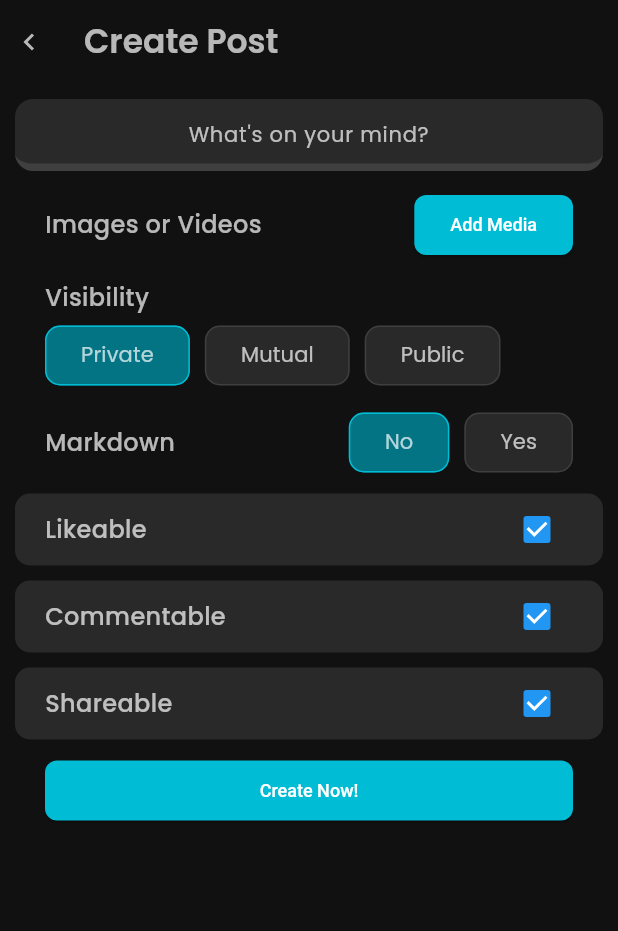
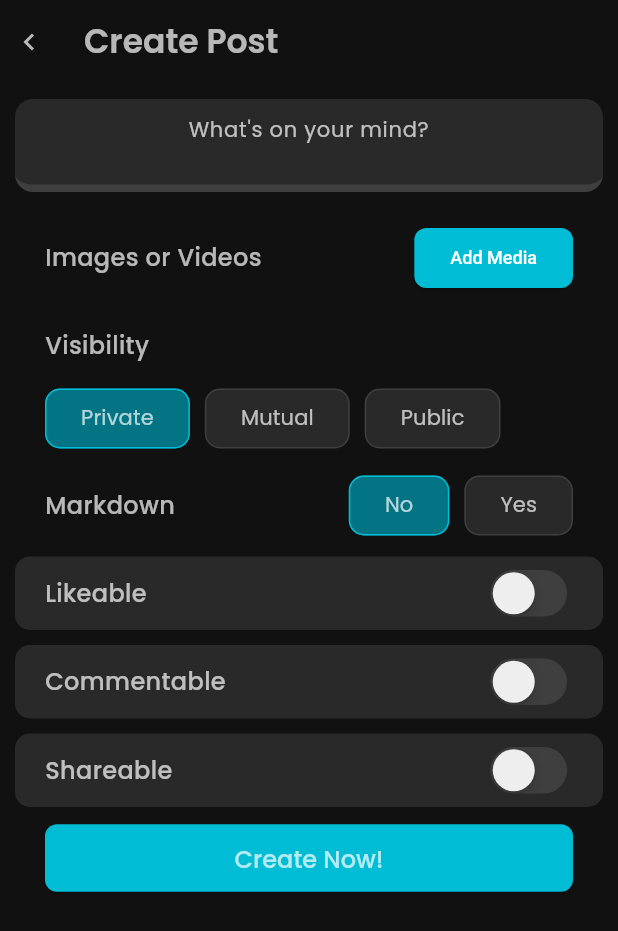
Before and after one commit to Anurag-Bharati/RootNodeApp, a Flutter app: the CreatePostScreen screen opened directly, on a phone screen of 412 x 824 dp. Shown: the top 931 px of the screen. Run offline on Flutter 3.47's test engine with Material 2 defaults, Android fonts, the phone set to English and light mode, and no system bars; our stand-ins replace boxicons, carousel_slider, connectivity_plus, dio, google_nav_bar, like_button and 3 more; missing offline and left inert: string_extensions; accounts and stored records are empty; generated files the repository leaves out were written again.

Commit message:
Created custom form widgets (radio,switch). Some changes in misc/create-post-screen

```diff
--- a/lib/screen/misc/create_post.dart
+++ b/lib/screen/misc/create_post.dart
@@ -2,6 +2,8 @@ import 'package:boxicons/boxicons.dart';
 import 'package:flutter/material.dart';
 import 'package:rootnode/app/constant/font.dart';
 import 'package:rootnode/model/user.dart';
+import 'package:rootnode/widgets/radio_button.dart';
+import 'package:rootnode/widgets/switch_button.dart';
 
 class CreatePostScreen extends StatefulWidget {
   const CreatePostScreen({super.key, this.user});
@@ -14,8 +16,7 @@ class CreatePostScreen extends StatefulWidget {
 class _CreatePostScreenState extends State<CreatePostScreen> {
   final _globalkey = GlobalKey<FormState>();
   final _captionFieldController = TextEditingController();
-  int maxLines = 1;
-  int selected = 0;
+  int maxLines = 2;
   List<String> visibility = ['Private', 'Mutual', 'Public'];
   @override
   Widget build(BuildContext context) {
@@ -53,7 +54,7 @@ class _CreatePostScreenState extends State<CreatePostScreen> {
                   }),
                   onEditingComplete: () => setState(() {
                     FocusScope.of(context).unfocus();
-                    maxLines = 1;
+                    maxLines = 2;
                   }),
                   controller: _captionFieldController,
                   maxLines: maxLines,
@@ -71,7 +72,7 @@ class _CreatePostScreenState extends State<CreatePostScreen> {
                         horizontal: 10, vertical: 10),
                   ),
                 ),
-                const SizedBox(height: 12),
+                const SizedBox(height: 20),
                 SizedBox(
                   width: double.infinity,
                   child: Padding(
@@ -88,49 +89,38 @@ class _CreatePostScreenState extends State<CreatePostScreen> {
                     ),
                   ),
                 ),
-                const SizedBox(height: 10),
+                const SizedBox(height: 20),
                 SizedBox(
                   width: double.infinity,
-                  child: Padding(
-                    padding: const EdgeInsets.symmetric(horizontal: 20),
-                    child: Wrap(
-                      alignment: WrapAlignment.spaceBetween,
-                      crossAxisAlignment: WrapCrossAlignment.center,
-                      spacing: 10,
-                      children: [
-                        Text("Visibility", style: RootNodeFontStyle.body),
-                        Wrap(
-                          spacing: 10,
-                          children: [
-                            RootNodeRadioButton("Private", 0),
-                            RootNodeRadioButton("Mutual", 1),
-                            RootNodeRadioButton("Public", 2),
-                          ],
-                        ),
-                      ],
-                    ),
+                  child: RootNodeRadioButton(
+                    name: "Visibility",
+                    options: const ["Private", "Mutual", "Public"],
+                    onChanged: (String value) {
+                      print(value);
+                    },
                   ),
                 ),
                 const SizedBox(height: 10),
                 SizedBox(
+                    width: double.infinity,
+                    child: RootNodeRadioButton(
+                      name: "Markdown",
+                      options: const ["No", "Yes"],
+                      onChanged: (String value) {
+                        print(value);
+                      },
+                    )),
+                const SizedBox(height: 10),
+                Container(
                   width: double.infinity,
-                  child: Padding(
-                    padding: const EdgeInsets.symmetric(horizontal: 20),
-                    child: Wrap(
-                      alignment: WrapAlignment.spaceBetween,
-                      crossAxisAlignment: WrapCrossAlignment.center,
-                      spacing: 10,
-                      children: [
-                        Text("Markdown", style: RootNodeFontStyle.body),
-                        Wrap(
-                          spacing: 10,
-                          children: [
-                            RootNodeRadioButton("No", 0),
-                            RootNodeRadioButton("Yes", 1),
-                          ],
-                        ),
-                      ],
-                    ),
+                  decoration: BoxDecoration(
+                    color: Colors.white10,
+                    borderRadius: BorderRadius.circular(10),
+                  ),
+                  child: RootNodeSwitchButton(
+                    isChecked: false,
+                    name: "Likeable",
+                    onChanged: (value) => print(value),
                   ),
                 ),
                 const SizedBox(height: 10),
@@ -140,16 +130,10 @@ class _CreatePostScreenState extends State<CreatePostScreen> {
                     color: Colors.white10,
                     borderRadius: BorderRadius.circular(10),
                   ),
-                  child: Padding(
-                    padding: const EdgeInsets.symmetric(horizontal: 20),
-                    child: Wrap(
-                      alignment: WrapAlignment.spaceBetween,
-                      crossAxisAlignment: WrapCrossAlignment.center,
-                      children: [
-                        Text("Likeable", style: RootNodeFontStyle.body),
-                        Checkbox(value: true, onChanged: (x) {})
-                      ],
-                    ),
+                  child: RootNodeSwitchButton(
+                    isChecked: false,
+                    name: "Commentable",
+                    onChanged: (value) => print(value),
                   ),
                 ),
                 const SizedBox(height: 10),
@@ -159,35 +143,10 @@ class _CreatePostScreenState extends State<CreatePostScreen> {
                     color: Colors.white10,
                     borderRadius: BorderRadius.circular(10),
                   ),
-                  child: Padding(
-                    padding: const EdgeInsets.symmetric(horizontal: 20),
-                    child: Wrap(
-                      alignment: WrapAlignment.spaceBetween,
-                      crossAxisAlignment: WrapCrossAlignment.center,
-                      children: [
-                        Text("Commentable", style: RootNodeFontStyle.body),
-                        Checkbox(value: true, onChanged: (x) {})
-                      ],
-                    ),
-                  ),
-                ),
-                const SizedBox(height: 10),
-                Container(
-                  width: double.infinity,
-                  decoration: BoxDecoration(
-                    color: Colors.white10,
-                    borderRadius: BorderRadius.circular(10),
-                  ),
-                  child: Padding(
-                    padding: const EdgeInsets.symmetric(horizontal: 20),
-                    child: Wrap(
-                      alignment: WrapAlignment.spaceBetween,
-                      crossAxisAlignment: WrapCrossAlignment.center,
-                      children: [
-                        Text("Shareable", style: RootNodeFontStyle.body),
-                        Checkbox(value: true, onChanged: (x) {})
-                      ],
-                    ),
+                  child: RootNodeSwitchButton(
+                    isChecked: false,
+                    name: "Shareable",
+                    onChanged: (value) => print(value),
                   ),
                 ),
                 const SizedBox(height: 10),
@@ -196,7 +155,14 @@ class _CreatePostScreenState extends State<CreatePostScreen> {
                   child: Padding(
                     padding: const EdgeInsets.symmetric(horizontal: 20),
                     child: ElevatedButton(
-                        onPressed: () {}, child: const Text("Create Now!")),
+                        onPressed: () {},
+                        child: Padding(
+                          padding: const EdgeInsets.all(8.0),
+                          child: Text(
+                            "Create Now!",
+                            style: RootNodeFontStyle.body,
+                          ),
+                        )),
                   ),
                 ),
               ],
@@ -206,58 +172,4 @@ class _CreatePostScreenState extends State<CreatePostScreen> {
       ),
     );
   }
-
-  Widget RootNodeRadioButton(String text, int index) {
-    return OutlinedButton(
-      onPressed: () => setState(() {
-        selected = index;
-      }),
-      style: ButtonStyle(
-        backgroundColor: MaterialStateColor.resolveWith((states) =>
-            selected == index
-                ? const Color.fromRGBO(2, 116, 132, 1)
-                : Colors.white10),
-        side: MaterialStateBorderSide.resolveWith((states) => BorderSide(
-            color: selected == index ? Colors.cyan : Colors.white10)),
-        shape: MaterialStateProperty.resolveWith(
-          (states) => RoundedRectangleBorder(
-            borderRadius: BorderRadius.circular(10.0),
-          ),
-        ),
-      ),
-      child: Text(
-        text,
-        style: RootNodeFontStyle.caption,
-      ),
-    );
-  }
 }
-
-// CustomRadioButton(
-//                   elevation: 0,
-//                   height: 48,
-//                   unSelectedColor: Colors.white10,
-//                   selectedBorderColor: Colors.transparent,
-//                   unSelectedBorderColor: Colors.transparent,
-//                   autoWidth: true,
-//                   buttonLables: const [
-//                     'Private',
-//                     'Mutual',
-//                     'Public',
-//                   ],
-//                   buttonValues: const [
-//                     "private",
-//                     "mutual",
-//                     "public",
-//                   ],
-//                   buttonTextStyle: ButtonTextStyle(
-//                     selectedColor: Colors.white,
-//                     unSelectedColor: Colors.white30,
-//                     textStyle: RootNodeFontStyle.caption,
-//                   ),
-//                   defaultSelected: "public",
-//                   radioButtonValue: (value) {
-//                     print(value);
-//                   },
-//                   selectedColor: Colors.cyan,
-//                 ),
--- /dev/null
+++ b/lib/widgets/radio_button.dart
@@ -0,0 +1,75 @@
+import 'package:flutter/material.dart';
+import 'package:rootnode/app/constant/font.dart';
+
+class RootNodeRadioButton extends StatefulWidget {
+  const RootNodeRadioButton({
+    super.key,
+    required this.options,
+    required this.name,
+    required this.onChanged,
+  });
+  final List<String> options;
+  final String name;
+  final ValueChanged<String> onChanged;
+
+  @override
+  State<RootNodeRadioButton> createState() => _RootNodeRadioButtonState();
+}
+
+class _RootNodeRadioButtonState extends State<RootNodeRadioButton> {
+  int selected = 0;
+  @override
+  Widget build(BuildContext context) {
+    return Padding(
+      padding: const EdgeInsets.symmetric(horizontal: 20),
+      child: Wrap(
+        spacing: 10,
+        runSpacing: 10,
+        runAlignment: WrapAlignment.spaceBetween,
+        alignment: WrapAlignment.spaceBetween,
+        crossAxisAlignment: WrapCrossAlignment.center,
+        children: [
+          Text(widget.name, style: RootNodeFontStyle.body),
+          Wrap(
+            spacing: 10,
+            children: _generateRadioCluster(),
+          ),
+        ],
+      ),
+    );
+  }
+
+  void _setChange() => widget.onChanged(widget.options[selected].toLowerCase());
+
+  List<Widget> _generateRadioCluster() {
+    final List<Widget> generated = [];
+    final List<String> options = widget.options;
+    for (int i = 0; i < options.length; i++) {
+      Widget widget = OutlinedButton(
+        onPressed: () => setState(() {
+          selected = i;
+          _setChange();
+        }),
+        style: ButtonStyle(
+          backgroundColor: MaterialStateColor.resolveWith((states) =>
+              selected == i
+                  ? const Color.fromRGBO(2, 116, 132, 1)
+                  : Colors.white10),
+          side: MaterialStateBorderSide.resolveWith((states) =>
+              BorderSide(color: selected == i ? Colors.cyan : Colors.white10)),
+          shape: MaterialStateProperty.resolveWith(
+            (states) => RoundedRectangleBorder(
+              borderRadius: BorderRadius.circular(10.0),
+            ),
+          ),
+        ),
+        child: Text(
+          options[i],
+          style: RootNodeFontStyle.caption,
+        ),
+      );
+      generated.add(widget);
+    }
+    return generated;
+  }
+}
--- /dev/null
+++ b/lib/widgets/switch_button.dart
@@ -0,0 +1,51 @@
+import 'package:flutter/cupertino.dart';
+import 'package:flutter/material.dart';
+import 'package:rootnode/app/constant/font.dart';
+
+class RootNodeSwitchButton extends StatefulWidget {
+  const RootNodeSwitchButton(
+      {super.key,
+      required this.isChecked,
+      required this.name,
+      required this.onChanged});
+  final bool isChecked;
+  final String name;
+  final ValueChanged<bool> onChanged;
+
+  @override
+  State<RootNodeSwitchButton> createState() => _RootNodeSwitchButtonState();
+}
+
+class _RootNodeSwitchButtonState extends State<RootNodeSwitchButton> {
+  late bool isChecked;
+
+  @override
+  void initState() {
+    isChecked = widget.isChecked;
+    super.initState();
+  }
+
+  @override
+  Widget build(BuildContext context) {
+    return Padding(
+      padding: const EdgeInsets.symmetric(horizontal: 20, vertical: 5),
+      child: Wrap(
+        alignment: WrapAlignment.spaceBetween,
+        crossAxisAlignment: WrapCrossAlignment.center,
+        children: [
+          Text(widget.name, style: RootNodeFontStyle.body),
+          CupertinoSwitch(
+            onChanged: (x) => setState(() {
+              isChecked = !isChecked;
+              widget.onChanged(isChecked);
+            }),
+            value: isChecked,
+            activeColor: Colors.cyan,
+            trackColor: Colors.white10,
+            thumbColor: const Color(0xFFeeeeee),
+          ),
+        ],
+      ),
+    );
+  }
+}
```
